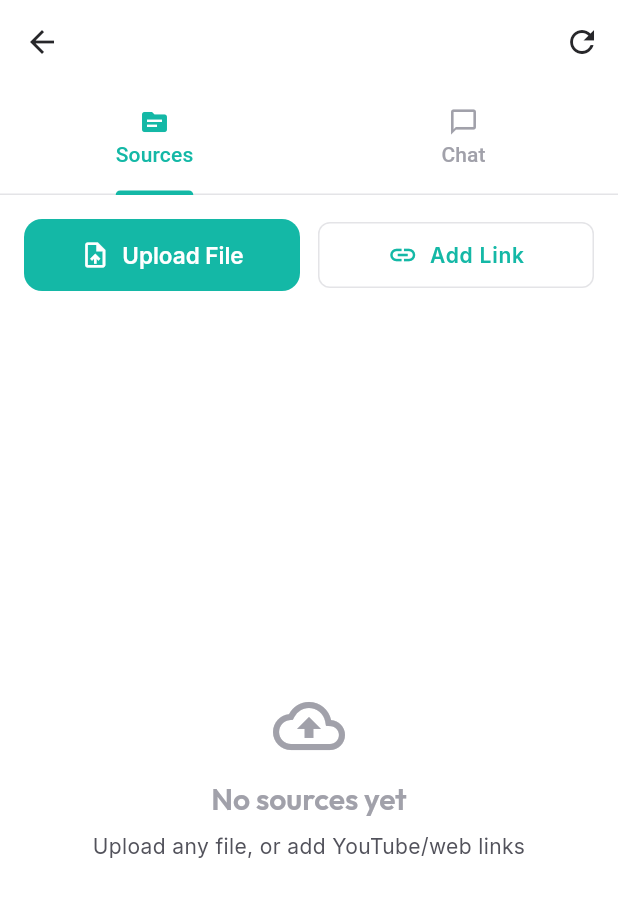
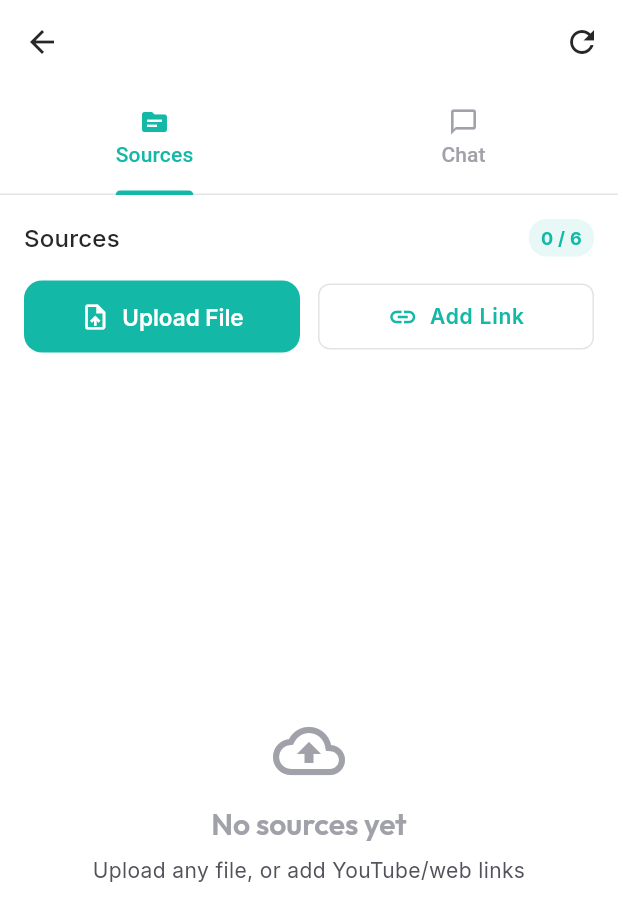
Before and after one commit to Maaz-saqib/sourcely, a Flutter app: the SpaceScreen screen opened directly with empty values, on a phone screen of 412 x 824 dp. Shown: the top 921 px of the screen. Run offline on Flutter 3.47's test engine with Material 3 defaults, Android fonts, the phone set to English and light mode, and no system bars; drawn by our look-alikes of flutter_animate; our stand-ins replace file_picker, google_fonts, shared_preferences, shimmer, supabase_flutter; accounts and stored records are empty; network calls fail.

Commit message:
feat: Add source limit of 6 with frontend counter and exception dialog

```diff
--- a/lib/screens/space/space_screen.dart
+++ b/lib/screens/space/space_screen.dart
@@ -67,11 +67,40 @@ class _SpaceScreenState extends State<SpaceScreen>
   }
 
   void _showAddSourceDialog() {
+    if (context.read<SpacesProvider>().currentSources.length >= 6) {
+      _showLimitReachedDialog();
+      return;
+    }
     showModalBottomSheet(
       context: context,
       isScrollControlled: true,
       backgroundColor: Colors.transparent,
       builder: (ctx) => const AddSourceDialog(),
+    );
+  }
+
+  void _showLimitReachedDialog() {
+    showDialog(
+      context: context,
+      builder: (ctx) => AlertDialog(
+        title: const Row(
+          children: [
+            Icon(Icons.warning_amber_rounded, color: Colors.orange),
+            SizedBox(width: 8),
+            Text('Limit Reached'),
+          ],
+        ),
+        content: const Text(
+          'You have reached the maximum limit of 6 sources for this knowledge space.\n\n'
+          'To add a new source, please delete an existing one first.',
+        ),
+        actions: [
+          TextButton(
+            onPressed: () => Navigator.pop(ctx),
+            child: const Text('Got it'),
+          ),
+        ],
+      ),
     );
   }
 
@@ -130,6 +159,11 @@ class _SpaceScreenState extends State<SpaceScreen>
   }
 
   Future<void> _handleFileUpload() async {
+    if (context.read<SpacesProvider>().currentSources.length >= 6) {
+      _showLimitReachedDialog();
+      return;
+    }
+
     try {
       final result = await FilePicker.platform.pickFiles(
         type: FileType.custom,
@@ -293,19 +327,55 @@ class _SourcesTab extends StatelessWidget {
 
         return Column(
           children: [
+            // Header with count
+            Padding(
+              padding: const EdgeInsets.only(left: 16, right: 16, top: 16, bottom: 8),
+              child: Row(
+                mainAxisAlignment: MainAxisAlignment.spaceBetween,
+                children: [
+                  Text(
+                    'Sources',
+                    style: Theme.of(context).textTheme.titleMedium,
+                  ),
+                  Container(
+                    padding: const EdgeInsets.symmetric(horizontal: 8, vertical: 4),
+                    decoration: BoxDecoration(
+                      color: provider.currentSources.length >= 6
+                          ? Colors.orange.withValues(alpha: 0.2)
+                          : SourcelyColors.primary.withValues(alpha: 0.1),
+                      borderRadius: BorderRadius.circular(12),
+                    ),
+                    child: Text(
+                      '${provider.currentSources.length} / 6',
+                      style: TextStyle(
+                        fontSize: 12,
+                        fontWeight: FontWeight.bold,
+                        color: provider.currentSources.length >= 6
+                            ? Colors.orange
+                            : SourcelyColors.primary,
+                      ),
+                    ),
+                  ),
+                ],
+              ),
+            ),
+
             // Add source buttons
             Padding(
-              padding: const EdgeInsets.all(16),
+              padding: const EdgeInsets.symmetric(horizontal: 16, vertical: 8),
               child: Row(
                 children: [
                   Expanded(
                     child: Container(
                       decoration: BoxDecoration(
-                        gradient: const LinearGradient(colors: [SourcelyColors.primary, SourcelyColors.primary]),
+                        gradient: LinearGradient(colors: [
+                          provider.currentSources.length >= 6 ? Colors.grey : SourcelyColors.primary,
+                          provider.currentSources.length >= 6 ? Colors.grey : SourcelyColors.primary
+                        ]),
                         borderRadius: BorderRadius.circular(12),
                       ),
                       child: ElevatedButton.icon(
-                        onPressed: onUploadFile,
+                        onPressed: provider.currentSources.length >= 6 ? onUploadFile : onUploadFile, // Will trigger dialog
                         icon: const Icon(Icons.upload_file, color: Colors.white, size: 20),
                         label: const Text('Upload File',
                             style: TextStyle(color: Colors.white)),
```
